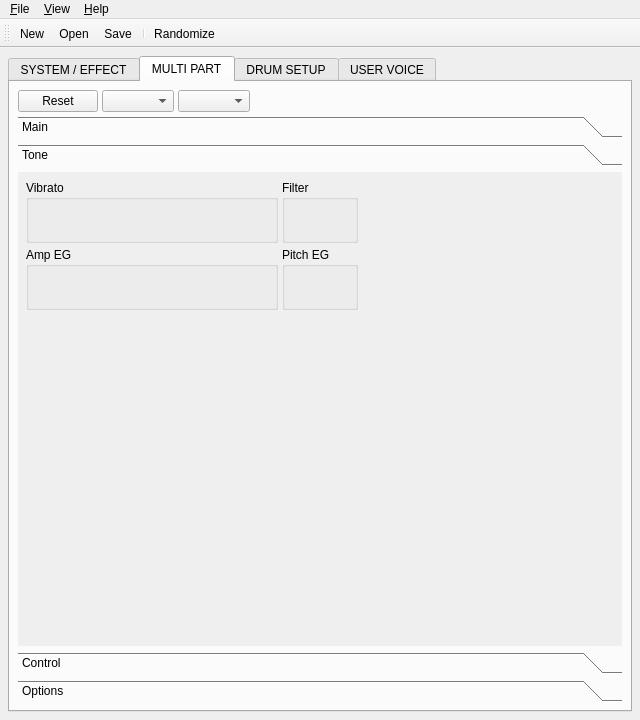
Above: src/qxgeditMainForm.ui from rncbc/qxgedit before the change. Below: the same form after it.
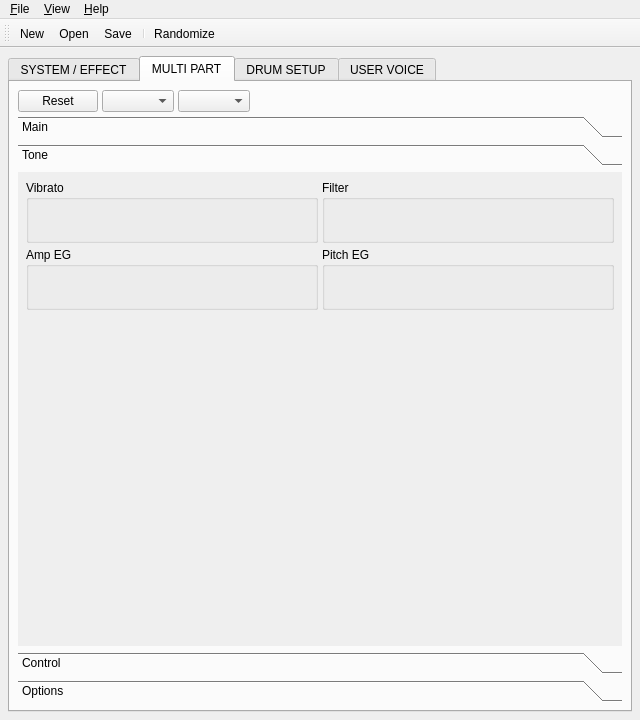
That is the form after the change. The open tabs and pages were chosen to show the change. Icons and pictures are not drawn. Custom widgets are drawn as their Qt base class.

```diff
--- a/src/qxgeditMainForm.ui
+++ b/src/qxgeditMainForm.ui
@@ -735,19 +735,6 @@
               </layout>
              </widget>
             </item>
-            <item row="0" column="2" rowspan="2" >
-             <spacer>
-              <property name="orientation" >
-               <enum>Qt::Horizontal</enum>
-              </property>
-              <property name="sizeHint" >
-               <size>
-                <width>20</width>
-                <height>20</height>
-               </size>
-              </property>
-             </spacer>
-            </item>
             <item row="0" column="1" >
              <widget class="QGroupBox" name="MultipartFilterBox" >
               <property name="title" >
@@ -763,7 +750,7 @@
                <item row="1" column="1" >
                 <widget class="qxgeditDial" name="MultipartResonanceDial" />
                </item>
-               <item row="1" column="2" colspan="2" >
+               <item row="1" column="2" colspan="3" >
                 <spacer>
                  <property name="orientation" >
                   <enum>Qt::Horizontal</enum>
@@ -819,7 +806,7 @@
                <string>Pitch EG</string>
               </property>
               <layout class="QGridLayout" >
-               <item row="0" column="0" colspan="4" >
+               <item row="0" column="0" colspan="5" >
                 <widget class="qxgeditPitch" name="MultipartPitch" />
                </item>
                <item row="1" column="0" >
@@ -834,10 +821,23 @@
                <item row="1" column="3" >
                 <widget class="qxgeditDial" name="MultipartReleaseTimeDial" />
                </item>
+               <item row="1" column="4" >
+                <spacer>
+                 <property name="orientation" >
+                  <enum>Qt::Horizontal</enum>
+                 </property>
+                 <property name="sizeHint" >
+                  <size>
+                   <width>20</width>
+                   <height>20</height>
+                  </size>
+                 </property>
+                </spacer>
+               </item>
               </layout>
              </widget>
             </item>
-            <item row="2" column="0" colspan="3" >
+            <item row="2" column="0" colspan="2" >
              <spacer>
               <property name="orientation" >
                <enum>Qt::Vertical</enum>
```
Left out of the diff: 2 changed lines with no effect on the pictures.
